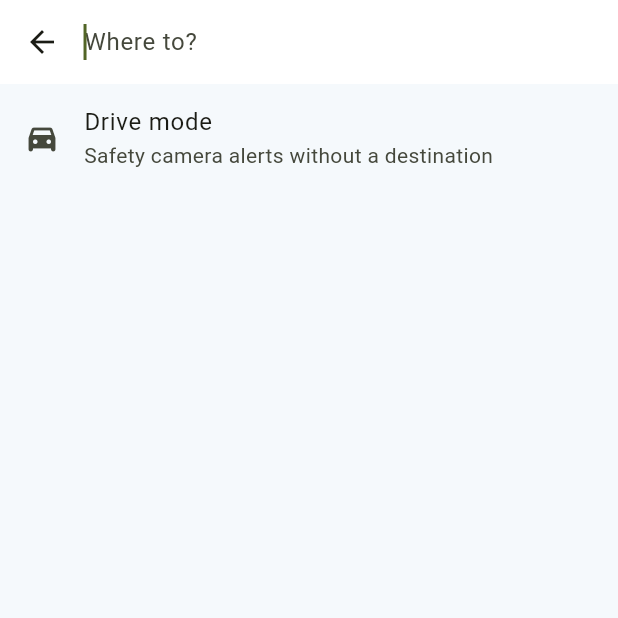
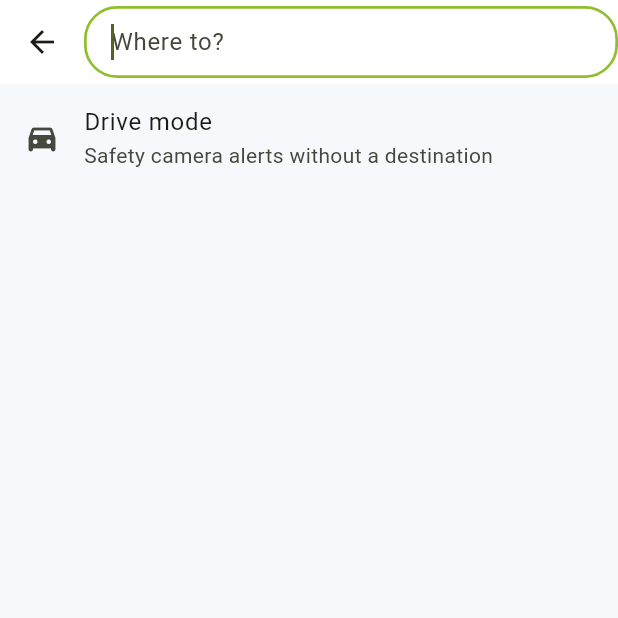
Before and after one commit to yaohuangguan/kiwi-lens, a Flutter app: the screen it shows after launch, item 3 of the bottom bar chosen, on a phone screen of 412 x 824 dp, the top half of it. Run offline on Flutter 3.47's test engine with Material 3 defaults, Android fonts, the phone set to English and light mode, and no system bars; our stand-ins replace flutter_secure_storage, flutter_tts, geolocator, google_sign_in, permission_handler, shared_preferences; missing offline and left inert: google_navigation_flutter, mapbox_maps_flutter, pointer_interceptor; accounts and stored records are empty; network calls fail.

Commit message:
fix(mobile): improve local search navigation and explore

```diff
--- a/apps/mobile/lib/widgets/full_screen_search.dart
+++ b/apps/mobile/lib/widgets/full_screen_search.dart
@@ -152,15 +152,46 @@ class _FullScreenSearchState extends State<FullScreenSearch> {
       appBar: AppBar(
         backgroundColor: Colors.white,
         titleSpacing: 0,
-        title: TextField(
+        title: Hero(
+          tag: 'kiwi-search-bar',
+          child: Material(
+            color: Colors.white,
+            borderRadius: BorderRadius.circular(22),
+            child: TextField(
               controller: _controller,
               autofocus: true,
               textInputAction: TextInputAction.search,
               decoration: InputDecoration(
-            border: InputBorder.none,
+                contentPadding: const EdgeInsets.symmetric(
+                  horizontal: 14,
+                  vertical: 12,
+                ),
+                border: OutlineInputBorder(
+                  borderRadius: BorderRadius.circular(22),
+                  borderSide: const BorderSide(
+                    color: Color(0xFFC8F169),
+                    width: 1.3,
+                  ),
+                ),
+                enabledBorder: OutlineInputBorder(
+                  borderRadius: BorderRadius.circular(22),
+                  borderSide: const BorderSide(
+                    color: Color(0xFFC8F169),
+                    width: 1.3,
+                  ),
+                ),
+                focusedBorder: OutlineInputBorder(
+                  borderRadius: BorderRadius.circular(22),
+                  borderSide: const BorderSide(
+                    color: Color(0xFF8FBE2E),
+                    width: 1.8,
+                  ),
+                ),
                 hintText: _text('Where to?', '去哪儿？'),
               ),
               onChanged: _search,
+            ),
+          ),
         ),
         actions: [
           if (_controller.text.isNotEmpty)
```
Also changed, not shown: apps/mobile/lib/main.dart (+65 -96 lines), apps/mobile/lib/providers/place_search_providers.dart (+19 -2 lines), 1 other file. Lines whose indentation alone changed are shown as unchanged.
